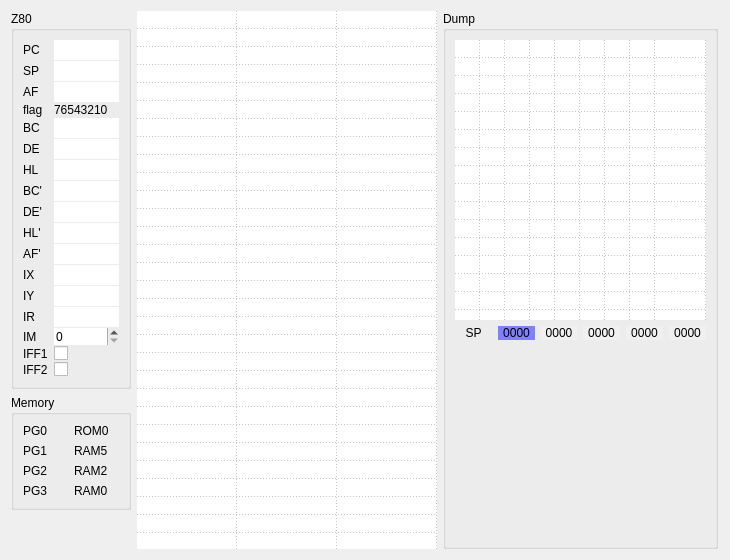
The window that ui/debuger.ui (samstyle/Xpeccy) describes before a commit, drawn with Qt 5.
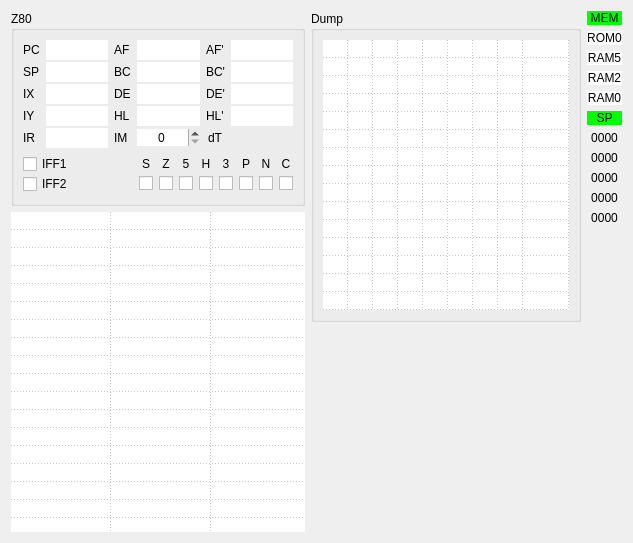
The same window after the commit. Icons and pictures are not drawn.

```diff
--- a/ui/debuger.ui
+++ b/ui/debuger.ui
@@ -9,8 +9,8 @@
    <rect>
     <x>0</x>
     <y>0</y>
-    <width>730</width>
-    <height>560</height>
+    <width>633</width>
+    <height>543</height>
    </rect>
   </property>
   <property name="windowTitle">
@@ -25,33 +25,23 @@
   </property>
   <layout class="QHBoxLayout" name="horizontalLayout">
    <item>
-    <layout class="QVBoxLayout" name="verticalLayout">
+    <layout class="QVBoxLayout" name="verticalLayout_5">
      <item>
       <widget class="QGroupBox" name="groupBox">
-       <property name="sizePolicy">
-        <sizepolicy hsizetype="Fixed" vsizetype="Preferred">
-         <horstretch>0</horstretch>
-         <verstretch>0</verstretch>
-        </sizepolicy>
-       </property>
        <property name="minimumSize">
         <size>
-         <width>120</width>
+         <width>165</width>
          <height>0</height>
         </size>
        </property>
-       <property name="maximumSize">
-        <size>
-         <width>120</width>
-         <height>16777215</height>
-        </size>
-       </property>
        <property name="title">
         <string>Z80</string>
        </property>
+       <layout class="QVBoxLayout" name="verticalLayout">
+        <item>
        <layout class="QGridLayout" name="gridLayout">
         <property name="verticalSpacing">
-         <number>1</number>
+           <number>2</number>
         </property>
         <item row="0" column="0">
          <widget class="QLabel" name="label">
@@ -73,34 +63,14 @@
           </property>
          </widget>
         </item>
-        <item row="1" column="0">
-         <widget class="QLabel" name="label_2">
-          <property name="text">
-           <string>SP</string>
-          </property>
-         </widget>
-        </item>
-        <item row="1" column="1">
-         <widget class="QLineEdit" name="editSP">
-          <property name="inputMask">
-           <string>HHHH</string>
-          </property>
-          <property name="frame">
-           <bool>false</bool>
-          </property>
-          <property name="alignment">
-           <set>Qt::AlignCenter</set>
-          </property>
-         </widget>
-        </item>
-        <item row="2" column="0">
+          <item row="0" column="2">
          <widget class="QLabel" name="label_9">
           <property name="text">
            <string>AF</string>
           </property>
          </widget>
         </item>
-        <item row="2" column="1">
+          <item row="0" column="3">
          <widget class="QLineEdit" name="editAF">
           <property name="inputMask">
            <string>HHHH</string>
@@ -113,28 +83,75 @@
           </property>
          </widget>
         </item>
-        <item row="3" column="0">
-         <widget class="QLabel" name="label_15">
+          <item row="0" column="4">
+           <widget class="QLabel" name="label_12">
           <property name="text">
-           <string>flag</string>
+             <string>AF'</string>
           </property>
          </widget>
         </item>
-        <item row="3" column="1">
-         <widget class="QLabel" name="labFlag">
-          <property name="text">
-           <string>76543210</string>
-          </property>
-         </widget>
-        </item>
-        <item row="4" column="0">
+          <item row="1" column="2">
          <widget class="QLabel" name="label_3">
           <property name="text">
            <string>BC</string>
           </property>
          </widget>
         </item>
-        <item row="4" column="1">
+          <item row="1" column="0">
+           <widget class="QLabel" name="label_2">
+            <property name="text">
+             <string>SP</string>
+            </property>
+           </widget>
+          </item>
+          <item row="0" column="5">
+           <widget class="QLineEdit" name="editAFa">
+            <property name="inputMask">
+             <string>HHHH</string>
+            </property>
+            <property name="frame">
+             <bool>false</bool>
+            </property>
+            <property name="alignment">
+             <set>Qt::AlignCenter</set>
+            </property>
+           </widget>
+          </item>
+          <item row="1" column="4">
+           <widget class="QLabel" name="label_15">
+            <property name="text">
+             <string>BC'</string>
+            </property>
+           </widget>
+          </item>
+          <item row="1" column="1">
+           <widget class="QLineEdit" name="editSP">
+            <property name="inputMask">
+             <string>HHHH</string>
+            </property>
+            <property name="frame">
+             <bool>false</bool>
+            </property>
+            <property name="alignment">
+             <set>Qt::AlignCenter</set>
+            </property>
+           </widget>
+          </item>
+          <item row="4" column="2">
+           <widget class="QLabel" name="label_10">
+            <property name="text">
+             <string>IM</string>
+            </property>
+           </widget>
+          </item>
+          <item row="2" column="0">
+           <widget class="QLabel" name="label_13">
+            <property name="text">
+             <string>IX</string>
+            </property>
+           </widget>
+          </item>
+          <item row="1" column="3">
          <widget class="QLineEdit" name="editBC">
           <property name="inputMask">
            <string>HHHH</string>
@@ -147,54 +164,14 @@
           </property>
          </widget>
         </item>
-        <item row="5" column="0">
+          <item row="2" column="2">
          <widget class="QLabel" name="label_4">
           <property name="text">
            <string>DE</string>
           </property>
          </widget>
         </item>
-        <item row="5" column="1">
-         <widget class="QLineEdit" name="editDE">
-          <property name="inputMask">
-           <string>HHHH</string>
-          </property>
-          <property name="frame">
-           <bool>false</bool>
-          </property>
-          <property name="alignment">
-           <set>Qt::AlignCenter</set>
-          </property>
-         </widget>
-        </item>
-        <item row="6" column="0">
-         <widget class="QLabel" name="label_5">
-          <property name="text">
-           <string>HL</string>
-          </property>
-         </widget>
-        </item>
-        <item row="6" column="1">
-         <widget class="QLineEdit" name="editHL">
-          <property name="inputMask">
-           <string>HHHH</string>
-          </property>
-          <property name="frame">
-           <bool>false</bool>
-          </property>
-          <property name="alignment">
-           <set>Qt::AlignCenter</set>
-          </property>
-         </widget>
-        </item>
-        <item row="7" column="0">
-         <widget class="QLabel" name="label_6">
-          <property name="text">
-           <string>BC'</string>
-          </property>
-         </widget>
-        </item>
-        <item row="7" column="1">
+          <item row="1" column="5">
          <widget class="QLineEdit" name="editBCa">
           <property name="inputMask">
            <string>HHHH</string>
@@ -207,74 +184,14 @@
           </property>
          </widget>
         </item>
-        <item row="8" column="0">
-         <widget class="QLabel" name="label_8">
+          <item row="2" column="4">
+           <widget class="QLabel" name="label_16">
           <property name="text">
            <string>DE'</string>
           </property>
          </widget>
         </item>
-        <item row="8" column="1">
-         <widget class="QLineEdit" name="editDEa">
-          <property name="inputMask">
-           <string>HHHH</string>
-          </property>
-          <property name="frame">
-           <bool>false</bool>
-          </property>
-          <property name="alignment">
-           <set>Qt::AlignCenter</set>
-          </property>
-         </widget>
-        </item>
-        <item row="9" column="0">
-         <widget class="QLabel" name="label_7">
-          <property name="text">
-           <string>HL'</string>
-          </property>
-         </widget>
-        </item>
-        <item row="9" column="1">
-         <widget class="QLineEdit" name="editHLa">
-          <property name="inputMask">
-           <string>HHHH</string>
-          </property>
-          <property name="frame">
-           <bool>false</bool>
-          </property>
-          <property name="alignment">
-           <set>Qt::AlignCenter</set>
-          </property>
-         </widget>
-        </item>
-        <item row="10" column="0">
-         <widget class="QLabel" name="label_11">
-          <property name="text">
-           <string>AF'</string>
-          </property>
-         </widget>
-        </item>
-        <item row="10" column="1">
-         <widget class="QLineEdit" name="editAFa">
-          <property name="inputMask">
-           <string>HHHH</string>
-          </property>
-          <property name="frame">
-           <bool>false</bool>
-          </property>
-          <property name="alignment">
-           <set>Qt::AlignCenter</set>
-          </property>
-         </widget>
-        </item>
-        <item row="11" column="0">
-         <widget class="QLabel" name="label_13">
-          <property name="text">
-           <string>IX</string>
-          </property>
-         </widget>
-        </item>
-        <item row="11" column="1">
+          <item row="2" column="1">
          <widget class="QLineEdit" name="editIX">
           <property name="inputMask">
            <string>HHHH</string>
@@ -287,14 +204,54 @@
           </property>
          </widget>
         </item>
-        <item row="12" column="0">
+          <item row="3" column="0">
          <widget class="QLabel" name="label_14">
           <property name="text">
            <string>IY</string>
           </property>
          </widget>
         </item>
-        <item row="12" column="1">
+          <item row="2" column="3">
+           <widget class="QLineEdit" name="editDE">
+            <property name="inputMask">
+             <string>HHHH</string>
+            </property>
+            <property name="frame">
+             <bool>false</bool>
+            </property>
+            <property name="alignment">
+             <set>Qt::AlignCenter</set>
+            </property>
+           </widget>
+          </item>
+          <item row="3" column="2">
+           <widget class="QLabel" name="label_5">
+            <property name="text">
+             <string>HL</string>
+            </property>
+           </widget>
+          </item>
+          <item row="2" column="5">
+           <widget class="QLineEdit" name="editDEa">
+            <property name="inputMask">
+             <string>HHHH</string>
+            </property>
+            <property name="frame">
+             <bool>false</bool>
+            </property>
+            <property name="alignment">
+             <set>Qt::AlignCenter</set>
+            </property>
+           </widget>
+          </item>
+          <item row="3" column="4">
+           <widget class="QLabel" name="label_18">
+            <property name="text">
+             <string>HL'</string>
+            </property>
+           </widget>
+          </item>
+          <item row="3" column="1">
          <widget class="QLineEdit" name="editIY">
           <property name="inputMask">
            <string>HHHH</string>
@@ -307,15 +264,15 @@
           </property>
          </widget>
         </item>
-        <item row="13" column="0">
+          <item row="4" column="0">
          <widget class="QLabel" name="label_17">
           <property name="text">
            <string>IR</string>
           </property>
          </widget>
         </item>
-        <item row="13" column="1">
-         <widget class="QLineEdit" name="editIR">
+          <item row="3" column="3">
+           <widget class="QLineEdit" name="editHL">
           <property name="inputMask">
            <string>HHHH</string>
           </property>
@@ -327,147 +284,310 @@
           </property>
          </widget>
         </item>
-        <item row="14" column="0">
-         <widget class="QLabel" name="label_10">
-          <property name="text">
-           <string>IM</string>
-          </property>
-         </widget>
-        </item>
-        <item row="14" column="1">
+          <item row="4" column="3">
          <widget class="QSpinBox" name="boxIM">
           <property name="frame">
            <bool>false</bool>
           </property>
+            <property name="alignment">
+             <set>Qt::AlignCenter</set>
+            </property>
           <property name="maximum">
            <number>2</number>
           </property>
          </widget>
         </item>
-        <item row="15" column="0">
-         <widget class="QLabel" name="label_12">
+          <item row="3" column="5">
+           <widget class="QLineEdit" name="editHLa">
+            <property name="inputMask">
+             <string>HHHH</string>
+            </property>
+            <property name="frame">
+             <bool>false</bool>
+            </property>
+            <property name="alignment">
+             <set>Qt::AlignCenter</set>
+            </property>
+           </widget>
+          </item>
+          <item row="4" column="4" alignment="Qt::AlignHCenter">
+           <widget class="QLabel" name="label_20">
           <property name="text">
-           <string>IFF1</string>
+             <string>dT</string>
           </property>
          </widget>
         </item>
-        <item row="15" column="1">
+          <item row="4" column="1">
+           <widget class="QLineEdit" name="editIR">
+            <property name="inputMask">
+             <string>HHHH</string>
+            </property>
+            <property name="frame">
+             <bool>false</bool>
+            </property>
+            <property name="alignment">
+             <set>Qt::AlignCenter</set>
+            </property>
+           </widget>
+          </item>
+          <item row="4" column="5" alignment="Qt::AlignHCenter">
+           <widget class="QLabel" name="labTcount">
+            <property name="text">
+             <string/>
+            </property>
+           </widget>
+          </item>
+         </layout>
+        </item>
+        <item>
+         <layout class="QGridLayout" name="gridLayout_4">
+          <property name="verticalSpacing">
+           <number>0</number>
+          </property>
+          <item row="0" column="2">
+           <widget class="QLabel" name="label_6">
+            <property name="text">
+             <string>S</string>
+            </property>
+            <property name="alignment">
+             <set>Qt::AlignCenter</set>
+            </property>
+           </widget>
+          </item>
+          <item row="0" column="6">
+           <widget class="QLabel" name="label_19">
+            <property name="text">
+             <string>3</string>
+            </property>
+            <property name="alignment">
+             <set>Qt::AlignCenter</set>
+            </property>
+           </widget>
+          </item>
+          <item row="0" column="3">
+           <widget class="QLabel" name="label_7">
+            <property name="text">
+             <string>Z</string>
+            </property>
+            <property name="alignment">
+             <set>Qt::AlignCenter</set>
+            </property>
+           </widget>
+          </item>
+          <item row="0" column="5">
+           <widget class="QLabel" name="label_11">
+            <property name="text">
+             <string>H</string>
+            </property>
+            <property name="alignment">
+             <set>Qt::AlignCenter</set>
+            </property>
+           </widget>
+          </item>
+          <item row="1" column="5">
+           <widget class="QCheckBox" name="cbFH">
+            <property name="maximumSize">
+             <size>
+              <width>15</width>
+              <height>15</height>
+             </size>
+            </property>
+            <property name="text">
+             <string/>
+            </property>
+            <attribute name="buttonGroup">
+             <string notr="true">flagGroup</string>
+            </attribute>
+           </widget>
+          </item>
+          <item row="1" column="6">
+           <widget class="QCheckBox" name="cbF3">
+            <property name="maximumSize">
+             <size>
+              <width>15</width>
+              <height>15</height>
+             </size>
+            </property>
+            <property name="text">
+             <string/>
+            </property>
+            <attribute name="buttonGroup">
+             <string notr="true">flagGroup</string>
+            </attribute>
+           </widget>
+          </item>
+          <item row="1" column="2">
+           <widget class="QCheckBox" name="cbFS">
+            <property name="maximumSize">
+             <size>
+              <width>15</width>
+              <height>15</height>
+             </size>
+            </property>
+            <property name="text">
+             <string/>
+            </property>
+            <attribute name="buttonGroup">
+             <string notr="true">flagGroup</string>
+            </attribute>
+           </widget>
+          </item>
+          <item row="1" column="3">
+           <widget class="QCheckBox" name="cbFZ">
+            <property name="maximumSize">
+             <size>
+              <width>15</width>
+              <height>15</height>
+             </size>
+            </property>
+            <property name="text">
+             <string/>
+            </property>
+            <attribute name="buttonGroup">
+             <string notr="true">flagGroup</string>
+            </attribute>
+           </widget>
+          </item>
+          <item row="0" column="1">
+           <spacer name="horizontalSpacer_2">
+            <property name="orientation">
+             <enum>Qt::Horizontal</enum>
+            </property>
+            <property name="sizeHint" stdset="0">
+             <size>
+              <width>40</width>
+              <height>20</height>
+             </size>
+            </property>
+           </spacer>
+          </item>
+          <item row="0" column="0">
          <widget class="QCheckBox" name="flagIFF1">
           <property name="text">
+             <string>IFF1</string>
+            </property>
+           </widget>
+          </item>
+          <item row="0" column="7">
+           <widget class="QLabel" name="label_21">
+            <property name="text">
+             <string>P</string>
+            </property>
+            <property name="alignment">
+             <set>Qt::AlignCenter</set>
+            </property>
+           </widget>
+          </item>
+          <item row="0" column="8">
+           <widget class="QLabel" name="label_23">
+            <property name="text">
+             <string>N</string>
+            </property>
+            <property name="alignment">
+             <set>Qt::AlignCenter</set>
+            </property>
+           </widget>
+          </item>
+          <item row="0" column="9">
+           <widget class="QLabel" name="label_25">
+            <property name="text">
+             <string>C</string>
+            </property>
+            <property name="alignment">
+             <set>Qt::AlignCenter</set>
+            </property>
+           </widget>
+          </item>
+          <item row="1" column="4">
+           <widget class="QCheckBox" name="cbF5">
+            <property name="maximumSize">
+             <size>
+              <width>15</width>
+              <height>15</height>
+             </size>
+            </property>
+            <property name="text">
            <string/>
           </property>
-         </widget>
-        </item>
-        <item row="16" column="0">
-         <widget class="QLabel" name="label_16">
+            <attribute name="buttonGroup">
+             <string notr="true">flagGroup</string>
+            </attribute>
+           </widget>
+          </item>
+          <item row="1" column="8">
+           <widget class="QCheckBox" name="cbFN">
+            <property name="maximumSize">
+             <size>
+              <width>15</width>
+              <height>15</height>
+             </size>
+            </property>
           <property name="text">
-           <string>IFF2</string>
-          </property>
-         </widget>
-        </item>
-        <item row="16" column="1">
+             <string/>
+            </property>
+            <attribute name="buttonGroup">
+             <string notr="true">flagGroup</string>
+            </attribute>
+           </widget>
+          </item>
+          <item row="1" column="9">
+           <widget class="QCheckBox" name="cbFC">
+            <property name="maximumSize">
+             <size>
+              <width>15</width>
+              <height>15</height>
+             </size>
+            </property>
+            <property name="text">
+             <string/>
+            </property>
+            <attribute name="buttonGroup">
+             <string notr="true">flagGroup</string>
+            </attribute>
+           </widget>
+          </item>
+          <item row="0" column="4">
+           <widget class="QLabel" name="label_8">
+            <property name="text">
+             <string>5</string>
+            </property>
+            <property name="alignment">
+             <set>Qt::AlignCenter</set>
+            </property>
+           </widget>
+          </item>
+          <item row="1" column="7">
+           <widget class="QCheckBox" name="cbFP">
+            <property name="maximumSize">
+             <size>
+              <width>15</width>
+              <height>15</height>
+             </size>
+            </property>
+            <property name="text">
+             <string/>
+            </property>
+            <attribute name="buttonGroup">
+             <string notr="true">flagGroup</string>
+            </attribute>
+           </widget>
+          </item>
+          <item row="1" column="0">
          <widget class="QCheckBox" name="flagIFF2">
           <property name="text">
-           <string/>
+             <string>IFF2</string>
           </property>
          </widget>
         </item>
        </layout>
-      </widget>
-     </item>
-     <item>
-      <widget class="QGroupBox" name="groupBox_3">
-       <property name="title">
-        <string>Memory</string>
-       </property>
-       <layout class="QGridLayout" name="gridLayout_2">
-        <item row="0" column="0">
-         <widget class="QLabel" name="label_18">
-          <property name="text">
-           <string>PG0</string>
-          </property>
-         </widget>
-        </item>
-        <item row="2" column="1">
-         <widget class="QLabel" name="labPG2">
-          <property name="text">
-           <string>RAM2</string>
-          </property>
-         </widget>
-        </item>
-        <item row="0" column="1">
-         <widget class="QLabel" name="labPG0">
-          <property name="text">
-           <string>ROM0</string>
-          </property>
-         </widget>
-        </item>
-        <item row="1" column="0">
-         <widget class="QLabel" name="label_20">
-          <property name="text">
-           <string>PG1</string>
-          </property>
-         </widget>
-        </item>
-        <item row="1" column="1">
-         <widget class="QLabel" name="labPG1">
-          <property name="text">
-           <string>RAM5</string>
-          </property>
-         </widget>
-        </item>
-        <item row="2" column="0">
-         <widget class="QLabel" name="label_22">
-          <property name="text">
-           <string>PG2</string>
-          </property>
-         </widget>
-        </item>
-        <item row="3" column="0">
-         <widget class="QLabel" name="label_24">
-          <property name="text">
-           <string>PG3</string>
-          </property>
-         </widget>
-        </item>
-        <item row="3" column="1">
-         <widget class="QLabel" name="labPG3">
-          <property name="text">
-           <string>RAM0</string>
-          </property>
-         </widget>
-        </item>
+        </item>
        </layout>
       </widget>
-     </item>
-     <item>
-      <spacer name="verticalSpacer">
-       <property name="orientation">
-        <enum>Qt::Vertical</enum>
-       </property>
-       <property name="sizeHint" stdset="0">
-        <size>
-         <width>20</width>
-         <height>40</height>
-        </size>
-       </property>
-      </spacer>
-     </item>
-    </layout>
    </item>
    <item>
     <widget class="QTableWidget" name="dasmTable">
-     <property name="sizePolicy">
-      <sizepolicy hsizetype="Fixed" vsizetype="Expanding">
-       <horstretch>0</horstretch>
-       <verstretch>0</verstretch>
-      </sizepolicy>
-     </property>
-     <property name="minimumSize">
-      <size>
-       <width>300</width>
-       <height>0</height>
-      </size>
+       <property name="contextMenuPolicy">
+        <enum>Qt::CustomContextMenu</enum>
      </property>
      <property name="frameShape">
       <enum>QFrame::NoFrame</enum>
@@ -481,14 +601,8 @@
      <property name="editTriggers">
       <set>QAbstractItemView::AnyKeyPressed|QAbstractItemView::DoubleClicked</set>
      </property>
-     <property name="alternatingRowColors">
-      <bool>false</bool>
-     </property>
      <property name="selectionMode">
-      <enum>QAbstractItemView::NoSelection</enum>
-     </property>
-     <property name="selectionBehavior">
-      <enum>QAbstractItemView::SelectItems</enum>
+        <enum>QAbstractItemView::SingleSelection</enum>
      </property>
      <property name="showGrid">
       <bool>true</bool>
@@ -497,7 +611,7 @@
       <enum>Qt::DotLine</enum>
      </property>
      <property name="rowCount">
-      <number>30</number>
+        <number>21</number>
      </property>
      <property name="columnCount">
       <number>3</number>
@@ -512,10 +626,10 @@
       <bool>false</bool>
      </attribute>
      <attribute name="verticalHeaderDefaultSectionSize">
-      <number>18</number>
+        <number>17</number>
      </attribute>
      <attribute name="verticalHeaderMinimumSectionSize">
-      <number>18</number>
+        <number>17</number>
      </attribute>
      <row/>
      <row/>
@@ -538,19 +652,12 @@
      <row/>
      <row/>
      <row/>
-     <row/>
-     <row/>
-     <row/>
-     <row/>
-     <row/>
-     <row/>
-     <row/>
-     <row/>
-     <row/>
      <column/>
      <column/>
      <column/>
     </widget>
+     </item>
+    </layout>
    </item>
    <item>
     <layout class="QVBoxLayout" name="verticalLayout_4">
@@ -564,7 +671,7 @@
        </property>
        <property name="minimumSize">
         <size>
-         <width>275</width>
+         <width>270</width>
          <height>0</height>
         </size>
        </property>
@@ -583,9 +690,12 @@
           <property name="minimumSize">
            <size>
             <width>0</width>
-            <height>280</height>
+            <height>270</height>
            </size>
           </property>
+          <property name="contextMenuPolicy">
+           <enum>Qt::CustomContextMenu</enum>
+          </property>
           <property name="frameShape">
            <enum>QFrame::NoFrame</enum>
           </property>
@@ -596,7 +706,7 @@
            <enum>Qt::ScrollBarAlwaysOff</enum>
           </property>
           <property name="selectionMode">
-           <enum>QAbstractItemView::NoSelection</enum>
+           <enum>QAbstractItemView::SingleSelection</enum>
           </property>
           <property name="gridStyle">
            <enum>Qt::DotLine</enum>
@@ -658,38 +768,108 @@
           <column/>
          </widget>
         </item>
+       </layout>
+      </widget>
+     </item>
         <item>
-         <layout class="QGridLayout" name="gridLayout_3">
-          <item row="1" column="4">
-           <widget class="QLabel" name="labSP6">
+      <spacer name="verticalSpacer_2">
+       <property name="orientation">
+        <enum>Qt::Vertical</enum>
+       </property>
+       <property name="sizeHint" stdset="0">
+        <size>
+         <width>20</width>
+         <height>40</height>
+        </size>
+       </property>
+      </spacer>
+     </item>
+    </layout>
+   </item>
+   <item>
+    <layout class="QVBoxLayout" name="verticalLayout_2">
+     <item>
+      <widget class="QLabel" name="label_24">
             <property name="styleSheet">
-             <string notr="true">background-color: rgb(240,240,240)</string>
+        <string notr="true">background-color: rgb(0, 255, 0);</string>
             </property>
             <property name="text">
-             <string>0000</string>
+        <string>MEM</string>
             </property>
             <property name="alignment">
              <set>Qt::AlignCenter</set>
             </property>
            </widget>
           </item>
-          <item row="1" column="5">
-           <widget class="QLabel" name="labSP8">
+     <item>
+      <widget class="QLabel" name="labPG0">
             <property name="styleSheet">
-             <string notr="true">background-color: rgb(240,240,240)</string>
+        <string notr="true">background-color: rgb(255, 255, 255);</string>
             </property>
             <property name="text">
-             <string>0000</string>
+        <string>ROM0</string>
             </property>
             <property name="alignment">
              <set>Qt::AlignCenter</set>
             </property>
            </widget>
           </item>
-          <item row="1" column="1">
+     <item>
+      <widget class="QLabel" name="labPG1">
+       <property name="styleSheet">
+        <string notr="true">background-color: rgb(255, 255, 255);</string>
+       </property>
+       <property name="text">
+        <string>RAM5</string>
+       </property>
+       <property name="alignment">
+        <set>Qt::AlignCenter</set>
+       </property>
+      </widget>
+     </item>
+     <item>
+      <widget class="QLabel" name="labPG2">
+       <property name="styleSheet">
+        <string notr="true">background-color: rgb(255, 255, 255);</string>
+       </property>
+       <property name="text">
+        <string>RAM2</string>
+       </property>
+       <property name="alignment">
+        <set>Qt::AlignCenter</set>
+       </property>
+      </widget>
+     </item>
+     <item>
+      <widget class="QLabel" name="labPG3">
+       <property name="styleSheet">
+        <string notr="true">background-color: rgb(255, 255, 255);</string>
+       </property>
+       <property name="text">
+        <string>RAM0</string>
+       </property>
+       <property name="alignment">
+        <set>Qt::AlignCenter</set>
+       </property>
+      </widget>
+     </item>
+     <item>
+      <widget class="QLabel" name="label_27">
+       <property name="styleSheet">
+        <string notr="true">background-color: rgb(0, 255, 0);</string>
+       </property>
+       <property name="text">
+        <string>SP</string>
+       </property>
+       <property name="alignment">
+        <set>Qt::AlignCenter</set>
+       </property>
+      </widget>
+     </item>
+     <item>
            <widget class="QLabel" name="labSP">
             <property name="styleSheet">
-             <string notr="true">background-color: rgb(128, 128, 255);</string>
+        <string notr="true">background-color: rgb(240,240,240)</string>
             </property>
             <property name="text">
              <string>0000</string>
@@ -699,7 +879,7 @@
             </property>
            </widget>
           </item>
-          <item row="1" column="2">
+     <item>
            <widget class="QLabel" name="labSP2">
             <property name="styleSheet">
              <string notr="true">background-color: rgb(240,240,240)</string>
@@ -712,7 +892,7 @@
             </property>
            </widget>
           </item>
-          <item row="1" column="3">
+     <item>
            <widget class="QLabel" name="labSP4">
             <property name="styleSheet">
              <string notr="true">background-color: rgb(240,240,240)</string>
@@ -725,20 +905,34 @@
             </property>
            </widget>
           </item>
-          <item row="1" column="0">
-           <widget class="QLabel" name="label_27">
+     <item>
+      <widget class="QLabel" name="labSP6">
+       <property name="styleSheet">
+        <string notr="true">background-color: rgb(240,240,240)</string>
+       </property>
             <property name="text">
-             <string>SP</string>
+        <string>0000</string>
             </property>
             <property name="alignment">
              <set>Qt::AlignCenter</set>
             </property>
            </widget>
           </item>
-         </layout>
+     <item>
+      <widget class="QLabel" name="labSP8">
+       <property name="styleSheet">
+        <string notr="true">background-color: rgb(240,240,240)</string>
+       </property>
+       <property name="text">
+        <string>0000</string>
+       </property>
+       <property name="alignment">
+        <set>Qt::AlignCenter</set>
+       </property>
+      </widget>
         </item>
         <item>
-         <spacer name="verticalSpacer_2">
+      <spacer name="verticalSpacer">
           <property name="orientation">
            <enum>Qt::Vertical</enum>
           </property>
@@ -751,22 +945,6 @@
          </spacer>
         </item>
        </layout>
-      </widget>
-     </item>
-    </layout>
-   </item>
-   <item>
-    <spacer name="horizontalSpacer">
-     <property name="orientation">
-      <enum>Qt::Horizontal</enum>
-     </property>
-     <property name="sizeHint" stdset="0">
-      <size>
-       <width>40</width>
-       <height>20</height>
-      </size>
-     </property>
-    </spacer>
    </item>
   </layout>
  </widget>
```
Left out of the diff: 7 changed lines with no effect on the pictures. Lines whose indentation alone changed are shown as unchanged.
